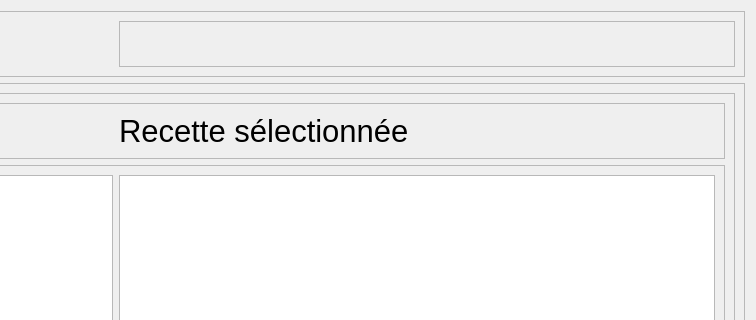
First picture: the form in Logiciel/pi_controller/HMI2/Boire.ui, repository emilerenaud/BartendUS-GROS4, before the edit; both pictures show x 524 to 1280 and y 0 to 320 of the 1280 by 720 pixel window.
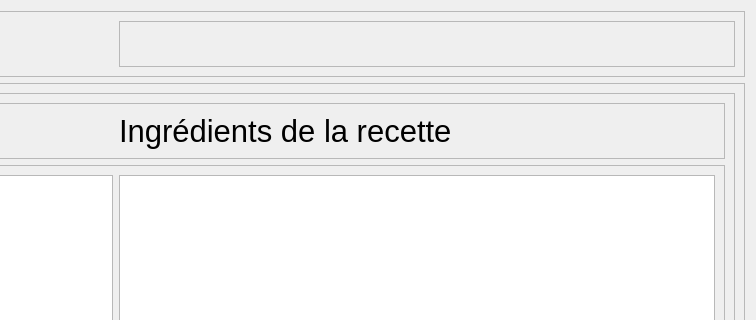
Second picture: the form after the edit.

What changed in the file:
```diff
--- a/Logiciel/pi_controller/HMI2/Boire.ui
+++ b/Logiciel/pi_controller/HMI2/Boire.ui
@@ -158,7 +158,7 @@
             <item row="0" column="1">
              <widget class="QLabel" name="label_3">
               <property name="text">
-               <string>Recette sélectionnée</string>
+               <string>Ingrédients de la recette</string>
               </property>
              </widget>
             </item>
```
